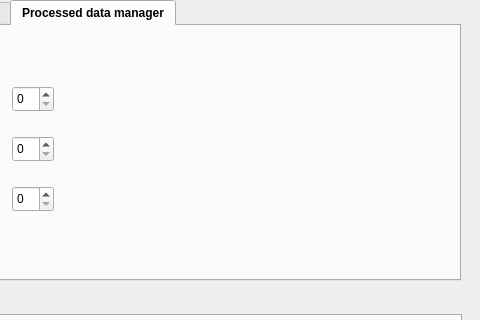
Old version of the form realTimePlotter/widget.ui in the repository reisaraujo-miguel/pray-predator-coevolution; both pictures show x 399 to 879 and y 0 to 320 of the 879 by 670 pixel window.
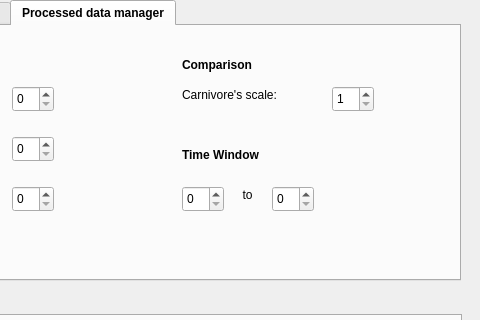
New version of the form. The open tabs and pages were chosen to show the change. Custom widgets are drawn as their Qt base class.

```diff
--- a/realTimePlotter/widget.ui
+++ b/realTimePlotter/widget.ui
@@ -467,6 +467,145 @@
       </font>
      </property>
     </widget>
+    <widget class="QSpinBox" name="carnScaleSpinBox">
+     <property name="geometry">
+      <rect>
+       <x>450</x>
+       <y>60</y>
+       <width>42</width>
+       <height>26</height>
+      </rect>
+     </property>
+     <property name="font">
+      <font>
+       <weight>50</weight>
+       <bold>false</bold>
+      </font>
+     </property>
+     <property name="minimum">
+      <number>1</number>
+     </property>
+     <property name="maximum">
+      <number>1000</number>
+     </property>
+    </widget>
+    <widget class="QLabel" name="label18_2">
+     <property name="geometry">
+      <rect>
+       <x>300</x>
+       <y>30</y>
+       <width>141</width>
+       <height>17</height>
+      </rect>
+     </property>
+     <property name="text">
+      <string>Comparison</string>
+     </property>
+    </widget>
+    <widget class="QLabel" name="label19_2">
+     <property name="geometry">
+      <rect>
+       <x>300</x>
+       <y>60</y>
+       <width>131</width>
+       <height>17</height>
+      </rect>
+     </property>
+     <property name="font">
+      <font>
+       <weight>50</weight>
+       <bold>false</bold>
+      </font>
+     </property>
+     <property name="text">
+      <string>Carnivore's scale:</string>
+     </property>
+    </widget>
+    <widget class="QLabel" name="label18_3">
+     <property name="geometry">
+      <rect>
+       <x>300</x>
+       <y>120</y>
+       <width>141</width>
+       <height>17</height>
+      </rect>
+     </property>
+     <property name="text">
+      <string>Time Window</string>
+     </property>
+    </widget>
+    <widget class="QSpinBox" name="timeBegin">
+     <property name="geometry">
+      <rect>
+       <x>300</x>
+       <y>160</y>
+       <width>42</width>
+       <height>26</height>
+      </rect>
+     </property>
+     <property name="font">
+      <font>
+       <weight>50</weight>
+       <bold>false</bold>
+      </font>
+     </property>
+     <property name="minimum">
+      <number>0</number>
+     </property>
+     <property name="maximum">
+      <number>1000</number>
+     </property>
+     <property name="value">
+      <number>0</number>
+     </property>
+    </widget>
+    <widget class="QSpinBox" name="timeEnd">
+     <property name="geometry">
+      <rect>
+       <x>390</x>
+       <y>160</y>
+       <width>42</width>
+       <height>26</height>
+      </rect>
+     </property>
+     <property name="font">
+      <font>
+       <weight>50</weight>
+       <bold>false</bold>
+      </font>
+     </property>
+     <property name="minimum">
+      <number>0</number>
+     </property>
+     <property name="maximum">
+      <number>1000</number>
+     </property>
+     <property name="value">
+      <number>0</number>
+     </property>
+    </widget>
+    <widget class="QLabel" name="label19_3">
+     <property name="geometry">
+      <rect>
+       <x>350</x>
+       <y>160</y>
+       <width>31</width>
+       <height>17</height>
+      </rect>
+     </property>
+     <property name="font">
+      <font>
+       <weight>50</weight>
+       <bold>false</bold>
+      </font>
+     </property>
+     <property name="text">
+      <string>to</string>
+     </property>
+     <property name="alignment">
+      <set>Qt::AlignCenter</set>
+     </property>
+    </widget>
    </widget>
   </widget>
   <widget class="QTabWidget" name="graphWidget">
```
Left out of the diff: 2 changed lines with no effect on the pictures.
